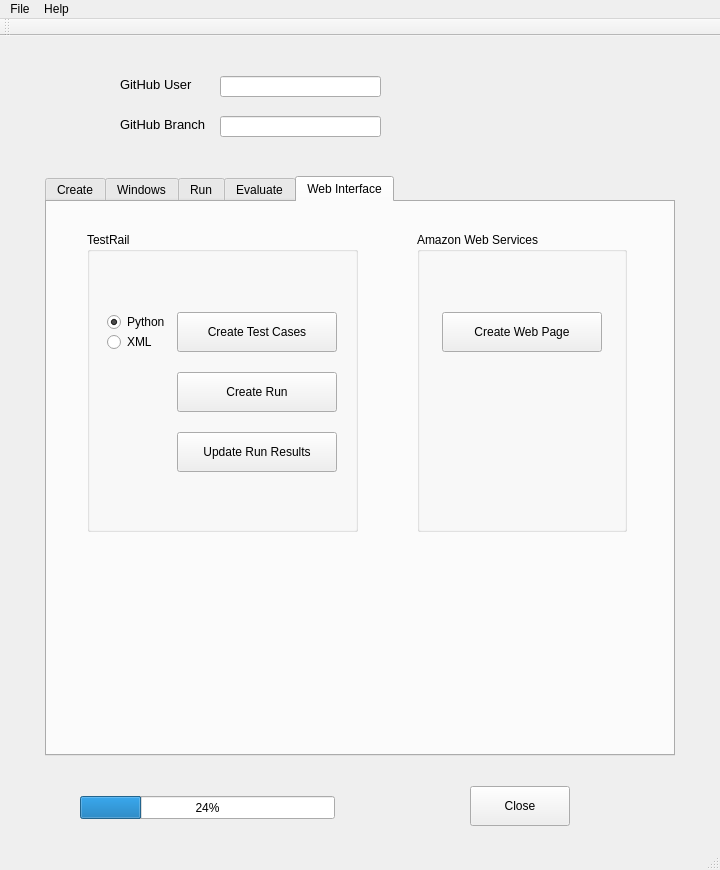
This is tools/auto-tester/src/ui/AutoTester.ui in vircadia/vircadia-native-core as Qt 5 draws it before an edit. The edited form follows.
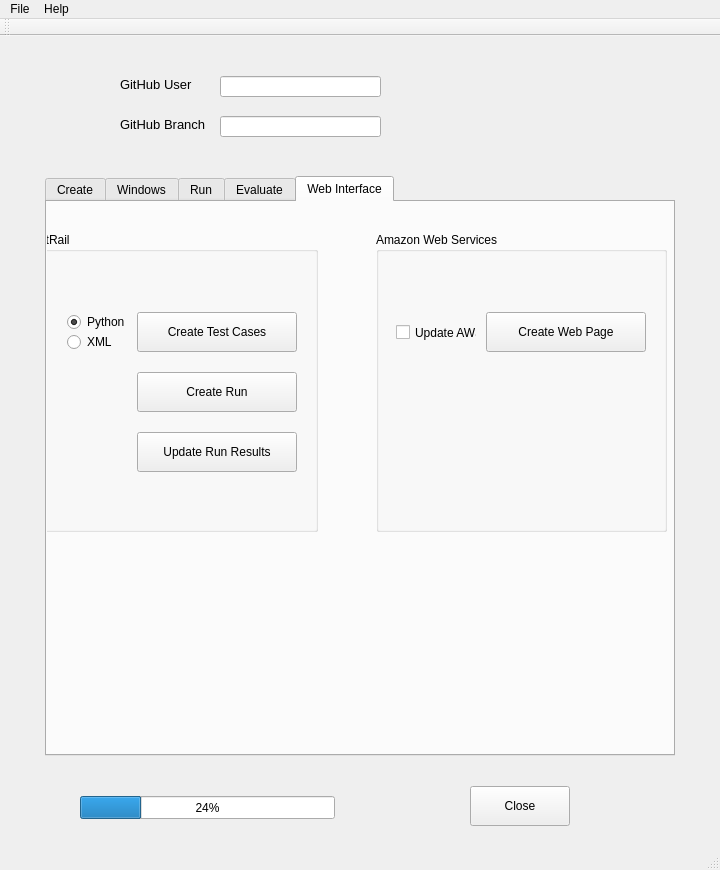
This is the edited form.

Commit message: Added checkbox to automatically update AWS.

What changed in the file:
```diff
--- a/tools/auto-tester/src/ui/AutoTester.ui
+++ b/tools/auto-tester/src/ui/AutoTester.ui
@@ -588,7 +588,7 @@
      <widget class="QPushButton" name="updateTestRailRunResultsButton">
       <property name="geometry">
        <rect>
-        <x>130</x>
+        <x>90</x>
         <y>230</y>
         <width>160</width>
         <height>40</height>
@@ -601,7 +601,7 @@
      <widget class="QRadioButton" name="createPythonScriptRadioButton">
       <property name="geometry">
        <rect>
-        <x>60</x>
+        <x>20</x>
         <y>110</y>
         <width>95</width>
         <height>20</height>
@@ -617,7 +617,7 @@
      <widget class="QPushButton" name="createTestRailRunButton">
       <property name="geometry">
        <rect>
-        <x>130</x>
+        <x>90</x>
         <y>170</y>
         <width>160</width>
         <height>40</height>
@@ -630,7 +630,7 @@
      <widget class="QPushButton" name="createTestRailTestCasesButton">
       <property name="geometry">
        <rect>
-        <x>130</x>
+        <x>90</x>
         <y>110</y>
         <width>160</width>
         <height>40</height>
@@ -643,7 +643,7 @@
      <widget class="QRadioButton" name="createXMLScriptRadioButton">
       <property name="geometry">
        <rect>
-        <x>60</x>
+        <x>20</x>
         <y>130</y>
         <width>95</width>
         <height>20</height>
@@ -656,9 +656,9 @@
      <widget class="QGroupBox" name="groupBox">
       <property name="geometry">
        <rect>
-        <x>40</x>
+        <x>-20</x>
         <y>30</y>
-        <width>271</width>
+        <width>291</width>
         <height>300</height>
        </rect>
       </property>
@@ -669,9 +669,9 @@
      <widget class="QGroupBox" name="groupBox_2">
       <property name="geometry">
        <rect>
-        <x>370</x>
+        <x>329</x>
         <y>30</y>
-        <width>210</width>
+        <width>291</width>
         <height>300</height>
        </rect>
       </property>
@@ -684,7 +684,7 @@
        </property>
        <property name="geometry">
         <rect>
-         <x>25</x>
+         <x>110</x>
          <y>80</y>
          <width>160</width>
          <height>40</height>
@@ -694,6 +694,19 @@
         <string>Create Web Page</string>
        </property>
       </widget>
+      <widget class="QCheckBox" name="updateAWSCheckBox">
+       <property name="geometry">
+        <rect>
+         <x>20</x>
+         <y>92</y>
+         <width>81</width>
+         <height>17</height>
+        </rect>
+       </property>
+       <property name="text">
+        <string>Update AWS</string>
+       </property>
+      </widget>
      </widget>
      <zorder>groupBox</zorder>
      <zorder>updateTestRailRunResultsButton</zorder>
```
The commit also changes 5 other files.
